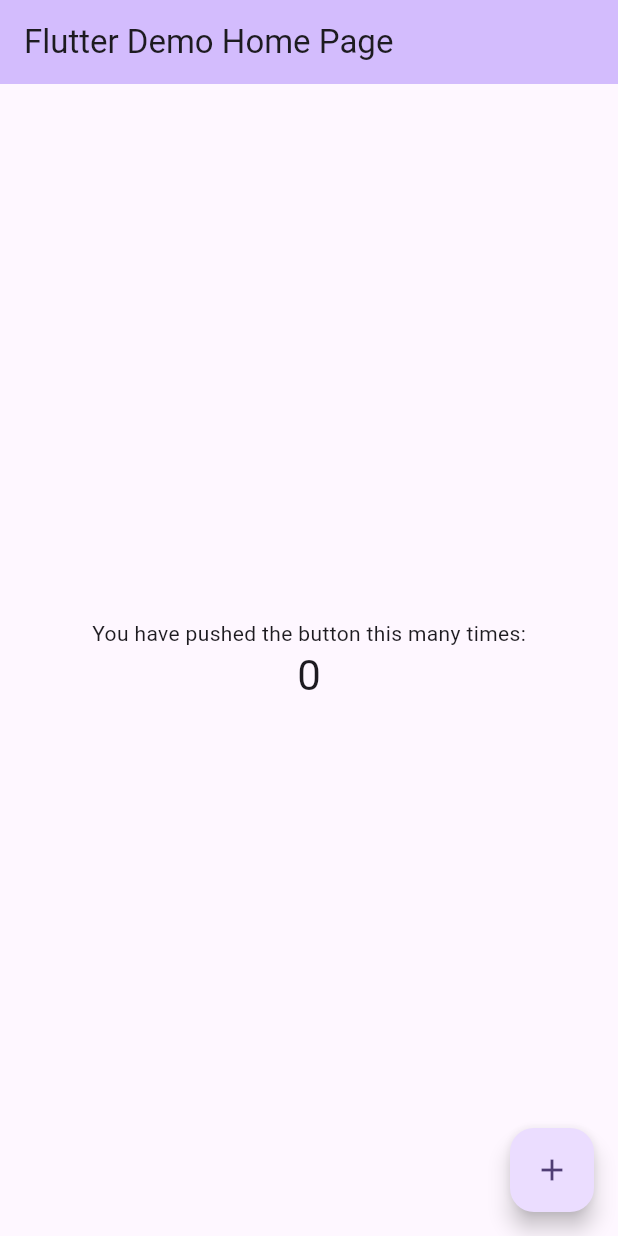
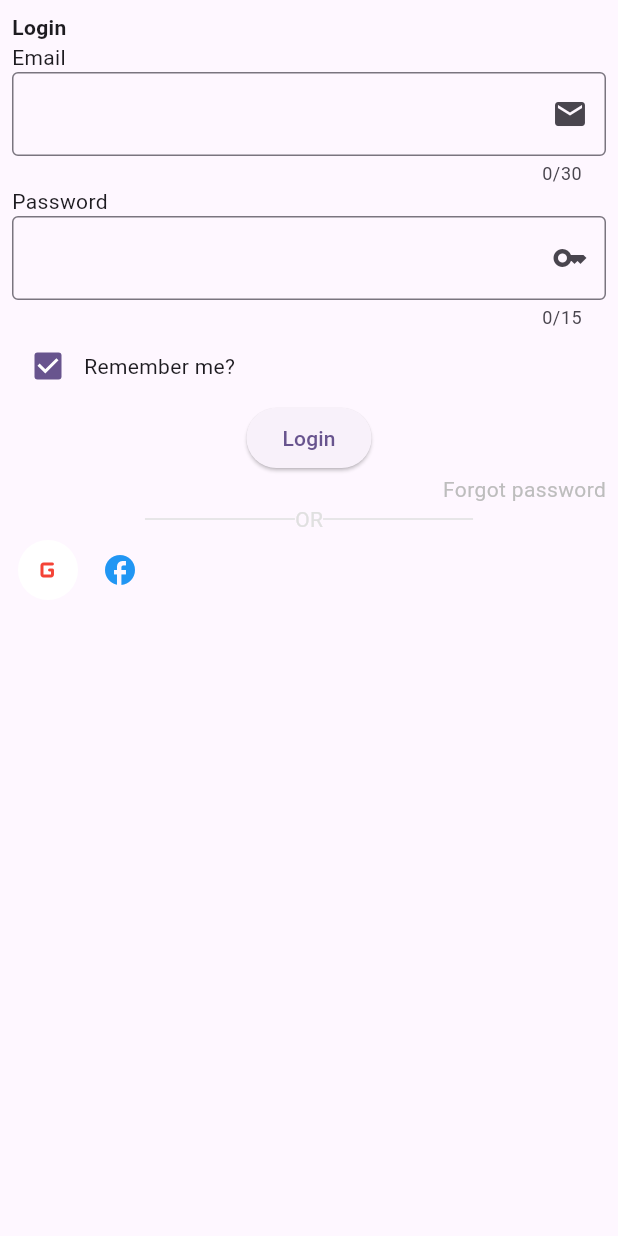
Before and after one commit to leenooo/Todo, a Flutter app: the screen it shows after launch, on a phone screen of 412 x 824 dp. Run offline on Flutter 3.47's test engine with Material 3 defaults, Android fonts, the phone set to English and light mode, and no system bars.

Commit message:
login joud

```diff
--- /dev/null
+++ b/lib/Login.dart
@@ -0,0 +1,98 @@
+import 'package:flutter/material.dart';
+
+class Login extends StatelessWidget {
+  const Login({super.key});
+
+  @override
+  Widget build(BuildContext context) {
+    TextEditingController email = TextEditingController();
+    TextEditingController password = TextEditingController();
+    return Scaffold(
+      body: Padding(
+        padding: const EdgeInsets.all(8.0),
+        child: Column(
+          crossAxisAlignment: CrossAxisAlignment.start,
+          children: [
+            Text(
+              "Login",
+              style: TextStyle(fontWeight: FontWeight.bold),
+            ),
+            Text("Email"),
+            TextField(
+              maxLength: 30,
+              controller: email,
+              decoration: InputDecoration(
+                  suffixIcon: Icon(Icons.email), border: OutlineInputBorder()),
+            ),
+            Text(
+              "Password",
+            ),
+            TextField(
+              maxLength: 15,
+              controller: password,
+              decoration: InputDecoration(
+                  suffixIcon: Icon(Icons.key), border: OutlineInputBorder()),
+            ),
+            Row(
+              children: [
+                Checkbox(
+                  value: true,
+                  onChanged: (value) {},
+                ),
+                Text("Remember me?"),
+              ],
+            ),
+            Center(
+                child: ElevatedButton(onPressed: () {}, child: Text("Login"))),
+            Row(
+              mainAxisAlignment: MainAxisAlignment.end,
+              children: [
+                Text(
+                  "Forgot password",
+                  style: TextStyle(color: Colors.grey[400]),
+                ),
+              ],
+            ),
+            Row(
+              mainAxisAlignment: MainAxisAlignment.center,
+              children: [
+                SizedBox(
+                  width: 100,
+                  child: Divider(
+                    color: Colors.grey[300],
+                    thickness: 1,
+                  ),
+                ),
+                Text(
+                  "OR",
+                  style: TextStyle(color: Colors.grey[300]),
+                ),
+                SizedBox(
+                  width: 100,
+                  child: Divider(
+                    color: Colors.grey[300],
+                    thickness: 1,
+                  ),
+                ),
+              ],
+            ),
+            Row(
+              children: [
+                IconButton(
+                    style: ButtonStyle(
+                        backgroundColor:
+                            MaterialStatePropertyAll(Colors.white)),
+                    onPressed: () {},
+                    icon:
+                        Icon(Icons.g_mobiledata_rounded, color: (Colors.red))),
+                IconButton(
+                    onPressed: () {},
+                    icon: Icon(Icons.facebook, color: (Colors.blue))),
+              ],
+            ),
+          ],
+        ),
+      ),
+    );
+  }
+}
--- a/lib/main.dart
+++ b/lib/main.dart
@@ -1,4 +1,5 @@
 import 'package:flutter/material.dart';
+import 'package:todo/Login.dart';
 
 void main() {
   runApp(const MyApp());
@@ -7,31 +8,16 @@ void main() {
 class MyApp extends StatelessWidget {
   const MyApp({super.key});
 
-  // This widget is the root of your application.
   @override
   Widget build(BuildContext context) {
     return MaterialApp(
       title: 'Flutter Demo',
       theme: ThemeData(
-        // This is the theme of your application.
-        //
-        // TRY THIS: Try running your application with "flutter run". You'll see
-        // the application has a blue toolbar. Then, without quitting the app,
-        // try changing the seedColor in the colorScheme below to Colors.green
-        // and then invoke "hot reload" (save your changes or press the "hot
-        // reload" button in a Flutter-supported IDE, or press "r" if you used
-        // the command line to start the app).
-        //
-        // Notice that the counter didn't reset back to zero; the application
-        // state is not lost during the reload. To reset the state, use hot
-        // restart instead.
-        //
-        // This works for code too, not just values: Most code changes can be
-        // tested with just a hot reload.
         colorScheme: ColorScheme.fromSeed(seedColor: Colors.deepPurple),
         useMaterial3: true,
       ),
-      home: const MyHomePage(title: 'Flutter Demo Home Page'),
+      debugShowCheckedModeBanner: false,
+      home: Login(),
     );
   }
 }
```
